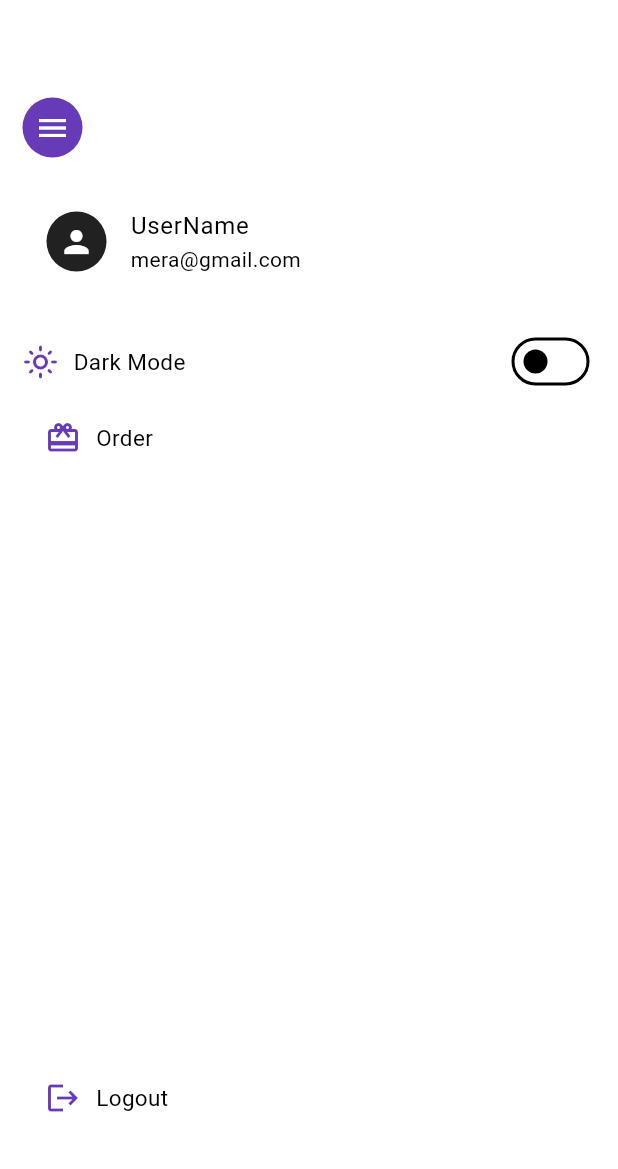
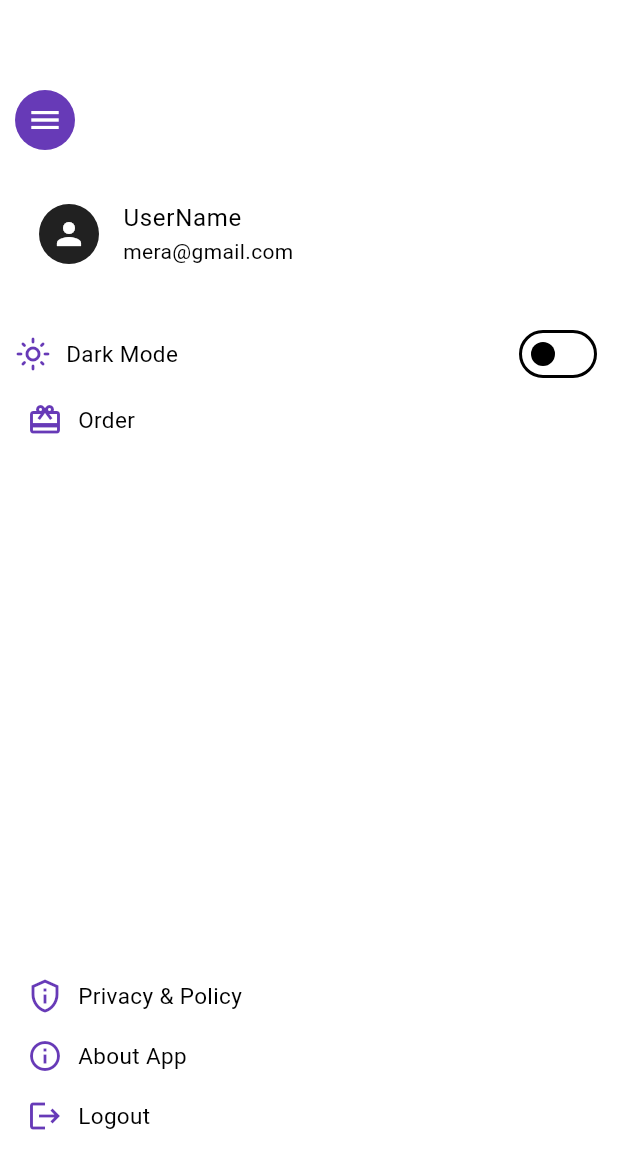
Before and after one commit to MeramHamdy/laza_mashro3, a Flutter app: the DrawerScreen screen opened directly, on a phone screen of 412 x 824 dp. Shown: the top 1169 px of the screen. Run offline on Flutter 3.47's test engine with Material 3 defaults, Android fonts, the phone set to English and light mode, and no system bars; our stand-ins replace dio, equatable, flutter_bloc; network calls fail.

Commit message:
About&Privacy

```diff
--- a/lib/drawer_screen.dart
+++ b/lib/drawer_screen.dart
@@ -1,85 +1,115 @@
 import 'package:flutter/material.dart';
+import 'package:laza_mashro3/screens/about_app.dart';
 import 'package:laza_mashro3/screens/home_screen.dart';
 import 'package:laza_mashro3/screens/nav_bar_screen.dart';
 import 'package:laza_mashro3/theme_color/themes_provider.dart';
+import 'package:laza_mashro3/screens/privacy_policy.dart';
 import 'package:provider/provider.dart';
 
 class DrawerScreen extends StatelessWidget {
   const DrawerScreen({super.key});
-
 
   @override
   Widget build(BuildContext context) {
     final themeProvider = Provider.of<ThemesProvider>(context);
 
     return Scaffold(
-
         body: Padding(
-        padding: const EdgeInsets.all(15.0),
-
-        child: Column(
-          crossAxisAlignment: CrossAxisAlignment.start,
-            children: [
-              SizedBox(height: 50,),
+      padding: const EdgeInsets.all(10.0),
+      child: Column(crossAxisAlignment: CrossAxisAlignment.start, children: [
+        SizedBox(
+          height: 50,
+        ),
         CircleAvatar(
             backgroundColor: Colors.deepPurple,
-            child: IconButton(onPressed: (){
+            child: IconButton(
+              onPressed: () {
                 Navigator.of(context).pop();
-
               },
               icon: Icon(Icons.menu),
             )),
-        SizedBox(height: 20,),
+        SizedBox(
+          height: 20,
+        ),
         ListTile(
-            leading:CircleAvatar(
+          leading: CircleAvatar(
             child: Icon(Icons.person),
           ),
-            title: Text("UserName",),
+          title: Text(
+            "UserName",
+          ),
           subtitle: Text("mera@gmail.com"),
         ),
-              SizedBox(height:20 ,),
+        SizedBox(
+          height: 20,
+        ),
         Row(
           children: [
-                      Icon(Icons.light_mode_outlined,color: Colors.deepPurple,),
-                      SizedBox(width: 10,),
+            Icon(
+              Icons.light_mode_outlined,
+              color: Colors.deepPurple,
+            ),
+            SizedBox(
+              width: 10,
+            ),
             Text(
-                        themeProvider.isDarkMode? 'Light Mode':'Dark Mode',
+              themeProvider.isDarkMode ? 'Light Mode' : 'Dark Mode',
               style: TextStyle(fontSize: 15),
             ),
             Spacer(),
             Switch(
               value: themeProvider.isDarkMode,
-                        onChanged: (value) {themeProvider.toggleThem();},
+              onChanged: (value) {
+                themeProvider.toggleThem();
+              },
               activeColor: Colors.deepPurple,
               activeTrackColor: Colors.white,
             )
           ],
         ),
-              Roow(icoon: Icons.card_giftcard, txt: "Order"),
+        Roow(icoon: Icons.card_giftcard, txt: "Order",widgetName: AboutApp(),),
         Spacer(),
-              Roow(icoon: Icons.logout, txt: "Logout"),
-              SizedBox(height:50 ,),
+        Roow(icoon: Icons.privacy_tip_outlined, txt: "Privacy & Policy",widgetName:PrivacyPolicy(),),
+        Roow(icoon: Icons.info_outline, txt: "About App",widgetName: AboutApp(),),
+        Roow(icoon: Icons.logout, txt: "Logout",widgetName: AboutApp(),),
+        SizedBox(
+          height: 50,
+        ),
+      ]),
+    ));
+  }
+}
+
+class Roow extends StatelessWidget {
+  final IconData icoon;
+  final String txt;
+  final Widget widgetName;
 
 
-            ]),
-      )  );
-  }
-}
-class Roow extends StatelessWidget {
-  IconData icoon;
-  String txt;
-   Roow({required this.icoon,required this.txt});
+  Roow({required this.icoon, required this.txt,required this.widgetName});
 
   @override
   Widget build(BuildContext context) {
-    return    Padding(
-      padding: const EdgeInsets.all(15.0),
+    return Padding(
+      padding: const EdgeInsets.all(8.0),
+      child: GestureDetector(
+        onTap:  (){  Navigator.push(context,
+        MaterialPageRoute(builder: (context) => widgetName));},
         child: Row(
           children: [
-          Icon(icoon,color: Colors.deepPurple,),
-          SizedBox(width: 10,),
-          Text(txt,style: TextStyle(fontSize: 15),),
+            Icon(
+              icoon,
+              color: Colors.deepPurple,
+            ),
+            SizedBox(
+              width: 10,
+            ),
+            Text(
+              txt,
+              style: TextStyle(fontSize: 15),
+            ),
           ],
+        ),
       ),
     );
   }
--- a/lib/main.dart
+++ b/lib/main.dart
@@ -6,6 +6,7 @@ import 'package:laza_mashro3/cubits/navbar_cuibt.dart';
 import 'package:laza_mashro3/cubits/product_cuibt.dart';
 import 'package:laza_mashro3/drawer_screen.dart';
 import 'package:laza_mashro3/categray.dart';
+import 'package:laza_mashro3/screens/about_app.dart';
 import 'package:laza_mashro3/screens/home_screen.dart';
 import 'package:laza_mashro3/screens/nav_bar_screen.dart';
 import 'package:laza_mashro3/services/product_dio.dart';
--- /dev/null
+++ b/lib/screens/privacy_policy.dart
@@ -0,0 +1,34 @@
+import 'package:flutter/material.dart';
+import 'package:laza_mashro3/widgets/about_privacy.dart';
+
+class PrivacyPolicy extends StatelessWidget {
+  const PrivacyPolicy({super.key});
+
+  @override
+  Widget build(BuildContext context) {
+    return AboutPrivacy(
+        screenName: 'Privacy Policy',
+        txt1: 'Privacy Policy for Laza\n\n',
+        txt2: '''*Data Collection*
+- We may collect personal information such as your name, email address, and payment details when you create an account or make a purchase.
+- We also collect non-personal information, such as usage data, to improve our app’s services.\n
+
+*Data Usage*
+- Personal information is used to process transactions, enhance user experience, and communicate important updates regarding your account or orders.
+- Non-personal data helps us understand app usage trends and optimize functionality.\n
+
+*Data Security*
+- We implement robust security measures to protect your personal information from unauthorized access, alteration, or misuse.\n
+
+*Data Sharing*
+- We do not sell or rent your personal data to third parties.
+- We may share your information with trusted partners who help operate our app and conduct business, provided they maintain confidentiality.\n
+
+*User Rights*
+- You have the right to access, correct, or delete your personal information at any time. Contact us at [contact email] to exercise these rights.\n
+
+*Policy Updates*
+- We may update this Privacy Policy periodically.
+- Any changes will be communicated through updates posted on our app.''');
+  }
+}
--- a/lib/theme_color/Colors.dart
+++ b/lib/theme_color/Colors.dart
@@ -7,10 +7,5 @@ const greyLight =  Color(0xFFF5F6FA);
 const greyMiddle = Color(0xffE6E6E6);
 const mainColor =  Color(0xFF9775FA);
 const bgscreen1 =   Color(0xFFB0A3E5);
-const facebook =   Color(0xFF4267B2);
-const twitter =   Color(0xFF1DA1F2);
-const google =   Color(0xFFEA4335);
-const switchBtn1 = Color(0xFFDEDBDB);
-const switchBtn2 = Color(0xFF34C759);
 const addReview = Color(0xFFFF7043);
 const star = Color(0xFFFF981F);
```
Also changed, not shown: lib/screens/about_app.dart (added, +19 -0 lines), lib/widgets/about_privacy.dart (added, +79 -0 lines). Lines whose indentation alone changed are shown as unchanged.
